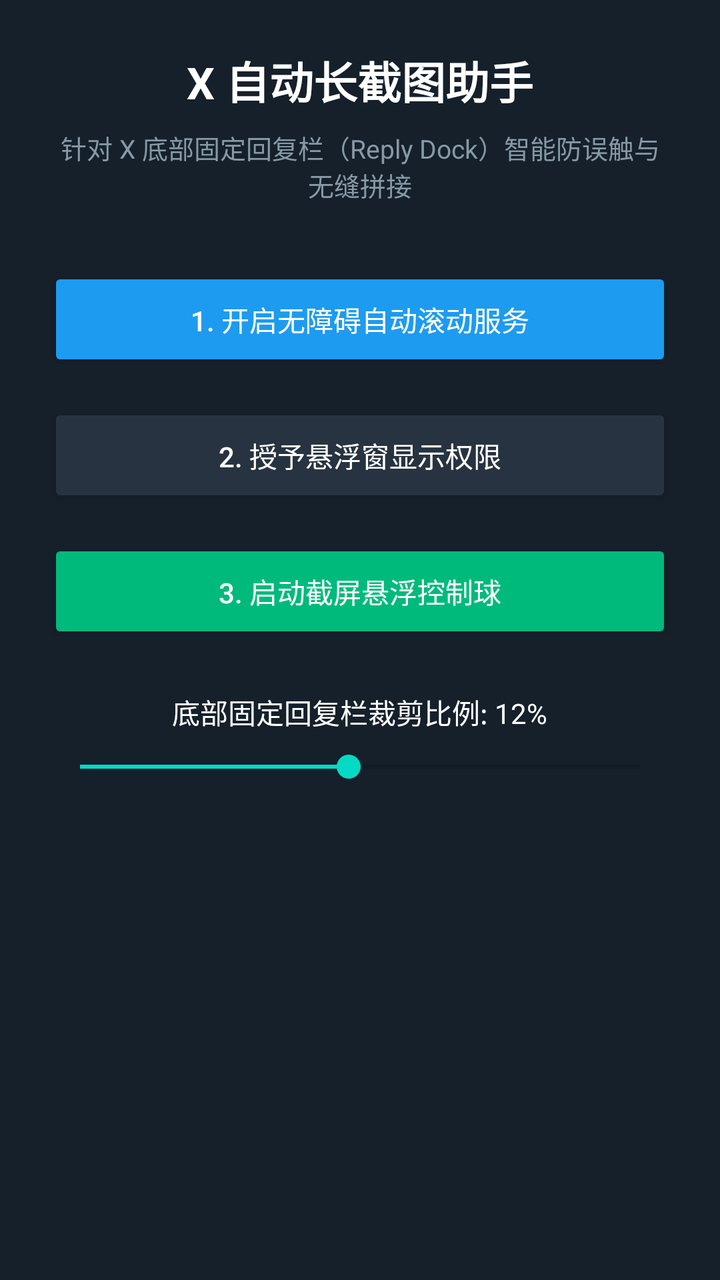
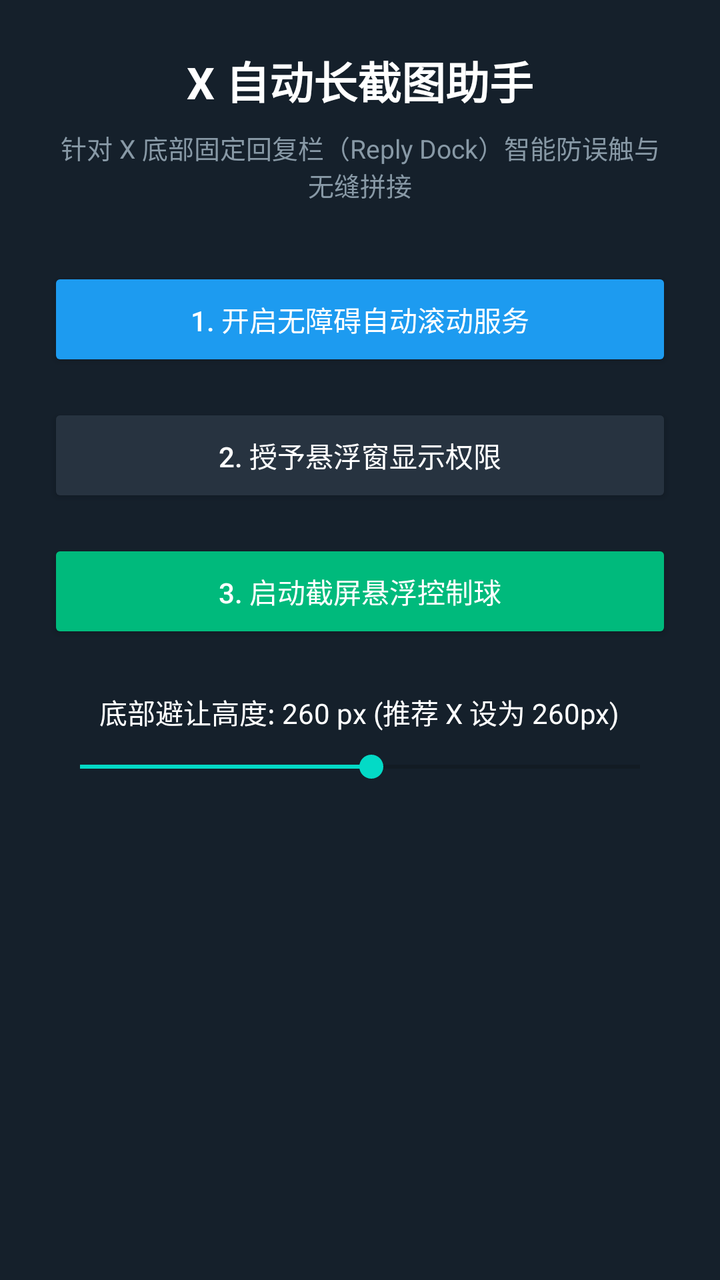

Two renders of the same Android screen: before a commit and after it. Below are the layout's source before the change and the commit's diff.
<!-- AndroidManifest.xml: application theme Theme.MaterialComponents.DayNight.DarkActionBar -->
<!-- res/layout/activity_main.xml -->
<?xml version="1.0" encoding="utf-8"?>
<LinearLayout xmlns:android="http://schemas.android.com/apk/res/android"
    android:layout_width="match_parent"
    android:layout_height="match_parent"
    android:orientation="vertical"
    android:padding="24dp"
    android:gravity="center_horizontal"
    android:background="#15202B">

    <TextView
        android:layout_width="wrap_content"
        android:layout_height="wrap_content"
        android:text="X 自动长截图助手"
        android:textColor="#FFFFFF"
        android:textSize="22sp"
        android:textStyle="bold"
        android:layout_marginBottom="8dp" />

    <TextView
        android:layout_width="wrap_content"
        android:layout_height="wrap_content"
        android:text="针对 X 底部固定回复栏（Reply Dock）智能防误触与无缝拼接"
        android:textColor="#8899A6"
        android:textSize="13sp"
        android:gravity="center"
        android:layout_marginBottom="32dp" />

    <Button
        android:id="@+id/btn_accessibility"
        android:layout_width="match_parent"
        android:layout_height="52dp"
        android:text="1. 开启无障碍自动滚动服务"
        android:backgroundTint="#1D9BF0"
        android:textColor="#FFFFFF"
        android:layout_marginBottom="16dp" />

    <Button
        android:id="@+id/btn_overlay"
        android:layout_width="match_parent"
        android:layout_height="52dp"
        android:text="2. 授予悬浮窗显示权限"
        android:backgroundTint="#273340"
        android:textColor="#FFFFFF"
        android:layout_marginBottom="16dp" />

    <Button
        android:id="@+id/btn_start_service"
        android:layout_width="match_parent"
        android:layout_height="52dp"
        android:text="3. 启动截屏悬浮控制球"
        android:backgroundTint="#00BA7C"
        android:textColor="#FFFFFF"
        android:layout_marginBottom="24dp" />

    <TextView
        android:id="@+id/tv_crop_info"
        android:layout_width="wrap_content"
        android:layout_height="wrap_content"
        android:text="底部固定回复栏裁剪比例: 12%"
        android:textColor="#FFFFFF"
        android:layout_marginBottom="8dp" />

    <SeekBar
        android:id="@+id/seek_crop"
        android:layout_width="match_parent"
        android:layout_height="wrap_content"
        android:max="25"
        android:progress="12" />

</LinearLayout>
<!-- resources referenced by this layout -->
<resources>
  <style name="Theme.MaterialComponents.DayNight.DarkActionBar" parent="Theme.MaterialComponents.DayNight.NoActionBar">
          <item name="android:statusBarColor">#15202B</item>
      </style>
</resources>

<!-- the commit's change to res/layout/activity_main.xml (unified diff, before → after) -->
@@ -26,7 +26,7 @@
         android:layout_marginBottom="32dp" />
 
     <Button
-        android:id="@+id/btn_accessibility"
+        android:id="@+id/btnAccessibility"
         android:layout_width="match_parent"
         android:layout_height="52dp"
         android:text="1. 开启无障碍自动滚动服务"
@@ -35,7 +35,7 @@
         android:layout_marginBottom="16dp" />
 
     <Button
-        android:id="@+id/btn_overlay"
+        android:id="@+id/btnOverlay"
         android:layout_width="match_parent"
         android:layout_height="52dp"
         android:text="2. 授予悬浮窗显示权限"
@@ -44,7 +44,7 @@
         android:layout_marginBottom="16dp" />
 
     <Button
-        android:id="@+id/btn_start_service"
+        android:id="@+id/btnStartService"
         android:layout_width="match_parent"
         android:layout_height="52dp"
         android:text="3. 启动截屏悬浮控制球"
@@ -53,18 +53,18 @@
         android:layout_marginBottom="24dp" />
 
     <TextView
-        android:id="@+id/tv_crop_info"
+        android:id="@+id/tvBottomCropValue"
         android:layout_width="wrap_content"
         android:layout_height="wrap_content"
-        android:text="底部固定回复栏裁剪比例: 12%"
+        android:text="底部避让高度: 260 px (推荐 X 设为 260px)"
         android:textColor="#FFFFFF"
         android:layout_marginBottom="8dp" />
 
     <SeekBar
-        android:id="@+id/seek_crop"
+        android:id="@+id/seekBottomCrop"
         android:layout_width="match_parent"
         android:layout_height="wrap_content"
-        android:max="25"
-        android:progress="12" />
+        android:max="500"
+        android:progress="260" />
 
 </LinearLayout>
